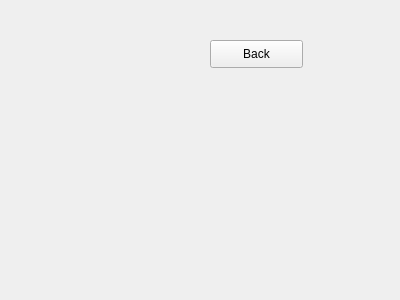
Old version of the form lesson6/Regiter.ui in the repository NguyenTruong-10/PythonApp.
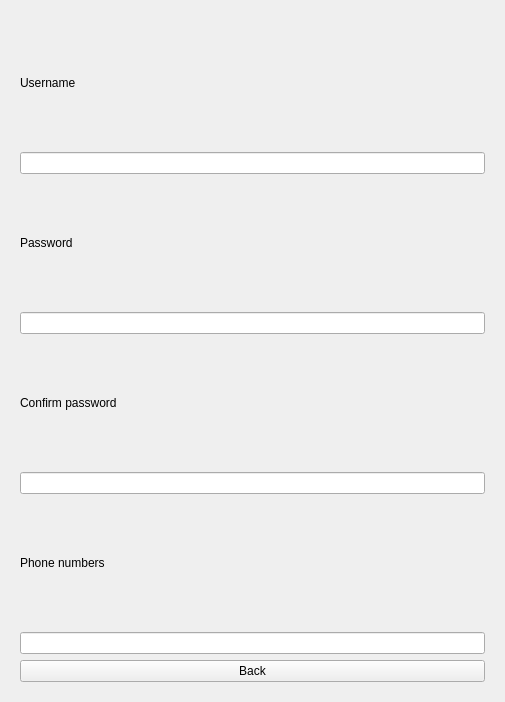
New version of the form.

Commit message: update phan register

Diff of the .ui file:
```diff
--- a/lesson6/Regiter.ui
+++ b/lesson6/Regiter.ui
@@ -6,26 +6,68 @@
    <rect>
     <x>0</x>
     <y>0</y>
-    <width>400</width>
-    <height>300</height>
+    <width>505</width>
+    <height>702</height>
    </rect>
   </property>
   <property name="windowTitle">
    <string>Form</string>
   </property>
-  <widget class="QPushButton" name="btn_back">
-   <property name="geometry">
-    <rect>
-     <x>210</x>
-     <y>40</y>
-     <width>93</width>
-     <height>28</height>
-    </rect>
-   </property>
-   <property name="text">
-    <string>Back</string>
-   </property>
-  </widget>
+  <layout class="QVBoxLayout" name="verticalLayout">
+   <item>
+    <widget class="QWidget" name="widget" native="true">
+     <layout class="QVBoxLayout" name="verticalLayout_2">
+      <item>
+       <widget class="QLabel" name="label">
+        <property name="text">
+         <string>Username</string>
+        </property>
+       </widget>
+      </item>
+      <item>
+       <widget class="QLineEdit" name="edt_user"/>
+      </item>
+      <item>
+       <widget class="QLabel" name="label_2">
+        <property name="text">
+         <string>Password</string>
+        </property>
+       </widget>
+      </item>
+      <item>
+       <widget class="QLineEdit" name="edt_pass"/>
+      </item>
+      <item>
+       <widget class="QLabel" name="label_3">
+        <property name="text">
+         <string>Confirm password</string>
+        </property>
+       </widget>
+      </item>
+      <item>
+       <widget class="QLineEdit" name="edt_confirn"/>
+      </item>
+      <item>
+       <widget class="QLabel" name="label_4">
+        <property name="text">
+         <string>Phone numbers</string>
+        </property>
+       </widget>
+      </item>
+      <item>
+       <widget class="QLineEdit" name="edt_number"/>
+      </item>
+      <item>
+       <widget class="QPushButton" name="btn_back">
+        <property name="text">
+         <string>Back</string>
+        </property>
+       </widget>
+      </item>
+     </layout>
+    </widget>
+   </item>
+  </layout>
  </widget>
  <resources/>
  <connections/>
```
The commit also changes 1 other file.
